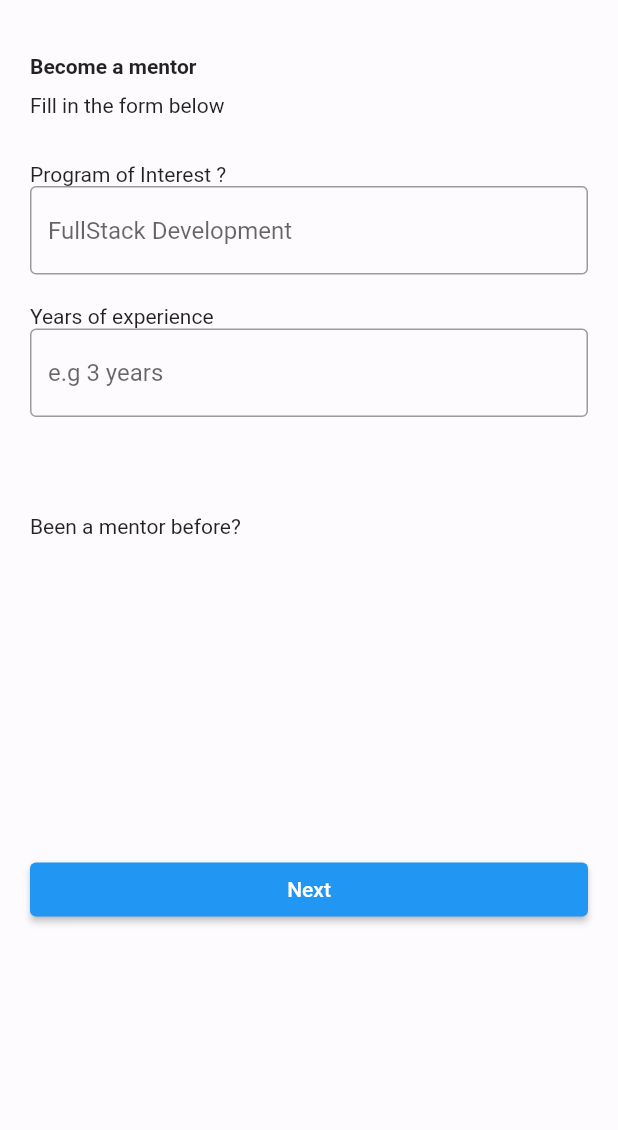
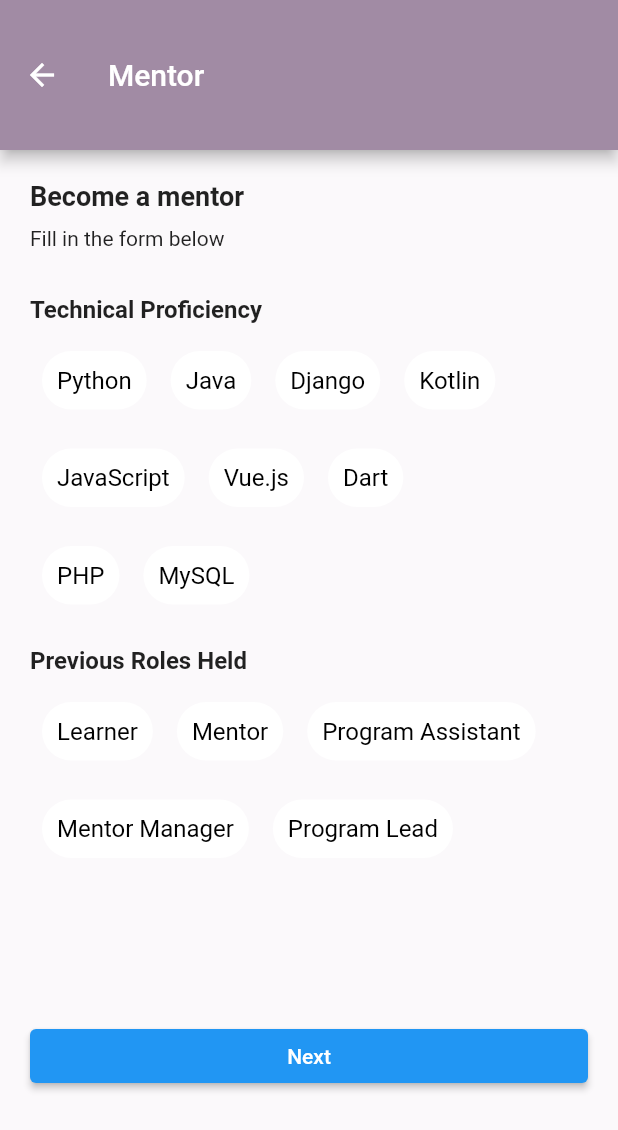
Before and after one commit to FRcoder322/Mentor--Management-System, a Flutter app: the ProgramInterestContent screen opened directly, after a tap on "Next", on a phone screen of 412 x 824 dp. Shown: the top 1130 px of the screen. Run offline on Flutter 3.47's test engine with Material 2 defaults, Android fonts, the phone set to English and light mode, and no system bars; our stand-ins replace file_picker, firebase_core, image_picker; accounts and stored records are empty.

Commit message:
Flutter files

```diff
--- a/lib/Mentors/Onboarding/mentor_onboard.dart
+++ b/lib/Mentors/Onboarding/mentor_onboard.dart
@@ -10,9 +10,11 @@ class MentorOnboard extends StatelessWidget {
       debugShowCheckedModeBanner: false,
       home: Scaffold(
         appBar: AppBar(
+          toolbarHeight: 100,
           backgroundColor: Color.fromARGB(255, 161, 139, 164),
           title: const Text('Mentor Management System'),
         ),
+
         body: const Center(
           child: MentorOnboardContent(),
         ),
@@ -34,7 +36,7 @@ class MentorOnboardContent extends StatelessWidget {
           Container(
               width: 300,
               height: 200,
-              child: Image.asset('assets/images/mentor.png')),
+              child: Image.asset('images/MMS.png')),
           const SizedBox(
             height: 16,
           ),
--- a/lib/Mentors/Onboarding/program_interest.dart
+++ b/lib/Mentors/Onboarding/program_interest.dart
@@ -1,4 +1,5 @@
 import 'package:flutter/material.dart';
+import 'package:mms_project/Mentors/Onboarding/technical_proficiency.dart';
 
 class ProgramInterest extends StatelessWidget {
   const ProgramInterest({Key? key});
@@ -9,6 +10,7 @@ class ProgramInterest extends StatelessWidget {
       debugShowCheckedModeBanner: false,
       home: Scaffold(
         appBar: AppBar(
+          toolbarHeight: 100,
           backgroundColor: Color.fromARGB(255, 161, 139, 164),
           leading: IconButton(
             icon: Icon(Icons.arrow_back),
@@ -38,14 +40,14 @@ class ProgramInterestContent extends StatelessWidget {
         child: Column(
           crossAxisAlignment: CrossAxisAlignment.start,
           children: [
-            SizedBox(height: 16),
+            SizedBox(height: 10),
             Text(
               "Become a mentor",
-              style: TextStyle(fontWeight: FontWeight.bold),
+              style: TextStyle(fontWeight: FontWeight.bold,fontSize: 16),
             ),
             SizedBox(height: 10),
             Text("Fill in the form below"),
-            SizedBox(height: 30),
+            SizedBox(height:25),
             Text("Program of Interest ?"),
             TextField(
               decoration: InputDecoration(
@@ -53,7 +55,7 @@ class ProgramInterestContent extends StatelessWidget {
                 hintText: "FullStack Development",
               ),
             ),
-            SizedBox(height: 20),
+            SizedBox(height: 15),
             Text("Years of experience"),
             TextField(
               decoration: InputDecoration(
@@ -61,17 +63,18 @@ class ProgramInterestContent extends StatelessWidget {
                 hintText: "e.g 3 years",
               ),
             ),
-            SizedBox(height: 65),
+            SizedBox(height: 45),
             Text("Been a mentor before? "),
             SizedBox(height: 10),
             Row(
               children: [],
             ),
-            SizedBox(height: 200),
+            SizedBox(height: 80),
             SizedBox(
               width: double.infinity,
               child: ElevatedButton(
                 onPressed: () {
+                  Navigator.of(context).push(MaterialPageRoute(builder: (context) => TechnicalProficiency()));
 
                 },
                 child: Text("Next"),
--- a/lib/Mentors/Onboarding/program_profile.dart
+++ b/lib/Mentors/Onboarding/program_profile.dart
@@ -12,6 +12,7 @@ class ProgramProfile extends StatelessWidget {
       debugShowCheckedModeBanner: false,
       home: Scaffold(
         appBar: AppBar(
+          toolbarHeight: 100,
           backgroundColor: Color.fromARGB(255, 161, 139, 164),
           leading: IconButton(
             icon: const Icon(Icons.arrow_back),
@@ -71,7 +72,7 @@ class _ProfileContentState extends State<ProfileContent> {
         padding: EdgeInsets.all(20),
         children: [
           SizedBox(height: 16),
-          Text("Become a Mentor", style: TextStyle(fontWeight: FontWeight.bold)),
+          Text("Become a Mentor", style: TextStyle(fontWeight: FontWeight.bold,fontSize: 16)),
           SizedBox(height: 16),
           Text("Fill in the form Below"),
           SizedBox(height: 16),
@@ -161,7 +162,8 @@ class _ProfileContentState extends State<ProfileContent> {
             Navigator.of(context).push(MaterialPageRoute(builder: (context) => ProgramInterest()) );
 
            },
-              child: Text("Next"))
+              child: Text("Next"),),
+
 
 
         ],
--- a/lib/Mentors/Onboarding/register.dart
+++ b/lib/Mentors/Onboarding/register.dart
@@ -10,6 +10,7 @@ class Registration extends StatelessWidget {
       debugShowCheckedModeBanner: false,
       home: Scaffold(
         appBar: AppBar(
+          toolbarHeight: 100,
           backgroundColor: Color.fromARGB(255, 161, 139, 164),
           leading: IconButton(
             icon: const Icon(Icons.arrow_back),
@@ -87,7 +88,6 @@ class RegistrationContent extends StatelessWidget {
           SizedBox(height: 14),
           TextButton(
             onPressed: () {
-              // Show the custom AlertDialog
               showDialog(
                 context: context,
                 builder: (BuildContext context) {
--- a/lib/Mentors/Onboarding/select_option.dart
+++ b/lib/Mentors/Onboarding/select_option.dart
@@ -12,6 +12,7 @@ class SelectOption extends StatelessWidget {
       home: Scaffold(
         backgroundColor: const Color.fromARGB(187, 252, 248, 252),
         appBar: AppBar(
+          toolbarHeight: 100,
           backgroundColor: Color.fromARGB(255, 161, 139, 164),
           leading: IconButton(
             icon: const Icon(Icons.arrow_back),
--- /dev/null
+++ b/lib/Mentors/Onboarding/technical_proficiency.dart
@@ -0,0 +1,162 @@
+import 'package:flutter/material.dart';
+import 'package:mms_project/Mentors/Onboarding/upload_documents.dart';
+
+class TechnicalProficiency extends StatelessWidget {
+  const TechnicalProficiency({Key? key});
+
+  @override
+  Widget build(BuildContext context) {
+    return MaterialApp(
+      debugShowCheckedModeBanner: false,
+      home: Scaffold(
+        appBar: AppBar(
+          toolbarHeight: 100,
+          backgroundColor: Color.fromARGB(255, 161, 139, 164),
+          leading: IconButton(
+            icon: Icon(Icons.arrow_back),
+            onPressed: () {
+              Navigator.pop(context);
+            },
+          ),
+          title: Text("Mentor"),
+        ),
+        body: Center(
+          child: SelectableCard(),
+        ),
+      ),
+    );
+  }
+}
+
+class SelectableCard extends StatelessWidget {
+  @override
+  Widget build(BuildContext context) {
+    return Scaffold(
+      backgroundColor: const Color.fromARGB(136, 252, 248, 252),
+      body: Padding(
+        padding: EdgeInsets.all(20.0),
+        child: Column(
+          crossAxisAlignment: CrossAxisAlignment.start,
+          children: [
+            Text("Become a mentor",style: TextStyle(fontWeight: FontWeight.bold,fontSize: 18,),),
+            SizedBox(height: 10,),
+            Text("Fill in the form below"),
+            SizedBox(height: 30,),
+              Text("Technical Proficiency",style: TextStyle(fontWeight: FontWeight.bold,fontSize: 16),),
+            SizedBox(height: 10,),
+
+            Row(
+              mainAxisAlignment: MainAxisAlignment.start,
+              children: <Widget>[
+                CardWidget(language: 'Python',),
+                CardWidget(language: 'Java',),
+                CardWidget(language: 'Django',),
+                CardWidget(language: 'Kotlin',),
+
+              ],
+
+            ),
+            SizedBox(height: 10,),
+            Row(
+              mainAxisAlignment: MainAxisAlignment.start,
+              children: <Widget>[
+                CardWidget(language: 'JavaScript',),
+                CardWidget(language: 'Vue.js',),
+                CardWidget(language: 'Dart',),
+
+              ],
+
+            ),
+            SizedBox(height: 10,),
+            Row(
+              mainAxisAlignment: MainAxisAlignment.start,
+              children: <Widget>[
+                CardWidget(language: 'PHP',),
+                CardWidget(language: 'MySQL',),
+
+              ],
+
+            ),
+            SizedBox(height: 20,),
+            Text("Previous Roles Held",style: TextStyle(fontWeight: FontWeight.bold,fontSize: 16),),
+            SizedBox(height: 10,),
+            Row(
+              mainAxisAlignment: MainAxisAlignment.start,
+              children: <Widget>[
+                CardWidget(language: 'Learner',),
+                CardWidget(language: 'Mentor',),
+                CardWidget(language: 'Program Assistant',),
+
+              ],
+
+            ),
+            SizedBox(height: 10,),
+            Row(
+              mainAxisAlignment: MainAxisAlignment.start,
+              children: <Widget>[
+                CardWidget(language: 'Mentor Manager',),
+                CardWidget(language: 'Program Lead',),
+
+              ],
+            ),
+            SizedBox(height: 100,),
+            SizedBox(
+              width: double.infinity,
+
+             child: ElevatedButton(onPressed: (){
+            Navigator.of(context).push(MaterialPageRoute(builder: (context) => UploadDocuments()));
+            },
+            child: Text("Next")),
+            )
+          ],
+        ),
+
+      ),
+    );
+  }
+}
+
+
+
+class CardWidget extends StatefulWidget {
+  final String language;
+
+  CardWidget({required this.language});
+
+  @override
+  _CardWidgetState createState() => _CardWidgetState();
+}
+
+class _CardWidgetState extends State<CardWidget> {
+  bool isSelected = false;
+
+  @override
+  Widget build(BuildContext context) {
+    return Padding(
+      padding: EdgeInsets.all(8.0), // Add padding to create space between cards
+      child: GestureDetector(
+        onTap: () {
+          setState(() {
+            isSelected = !isSelected;
+          });
+        },
+        child: Container(
+          decoration: BoxDecoration(
+            borderRadius: BorderRadius.circular(20.0),
+            color: isSelected ? Colors.purpleAccent : Colors.white,
+          ),
+          child: Padding(
+            padding: EdgeInsets.all(10.0),
+            child: Text(
+              widget.language,
+              style: TextStyle(
+                fontSize: 16.0,
+                color: isSelected ? Colors.white : Colors.black,
+              ),
+            ),
+          ),
+        ),
+      ),
+    );
+  }
+}
```
Also changed, not shown: lib/Mentors/Onboarding/alert_dialog.dart (+22 -0 lines), lib/Mentors/Onboarding/application_status.dart (added, +60 -0 lines), lib/Mentors/Onboarding/upload_documents.dart (added, +114 -0 lines), lib/Model/mentor.dart (added, +7 -0 lines), lib/main.dart (+19 -6 lines), pubspec.yaml (+6 -2 lines), assets/images/MMS.png (added), assets/images/splash.png (added), assets/images/splash2.png (added), lib/firebase_options.dart (added), pubspec.lock, 13 other files.
